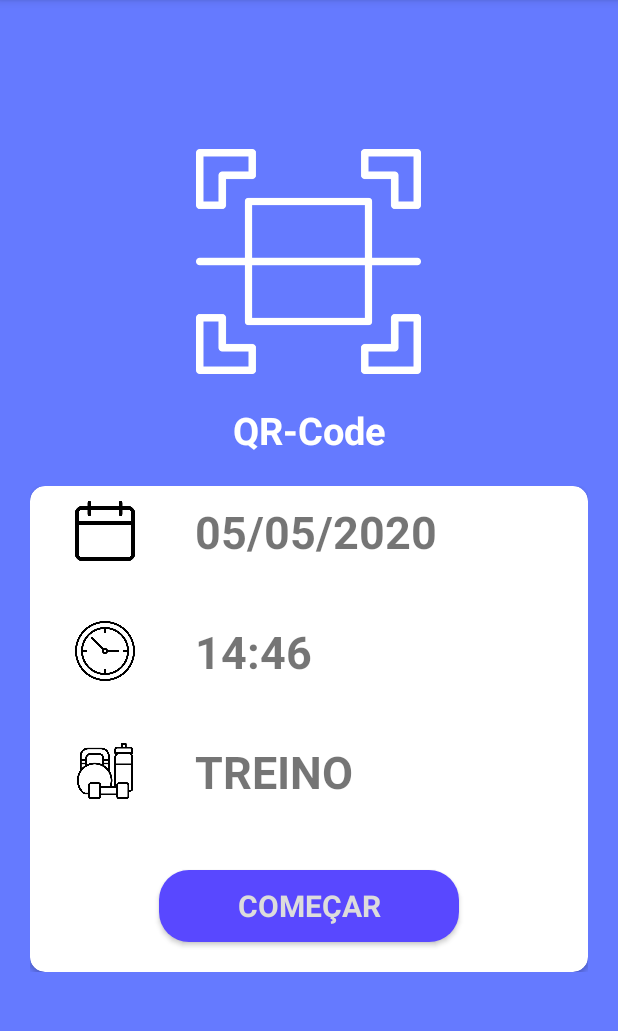
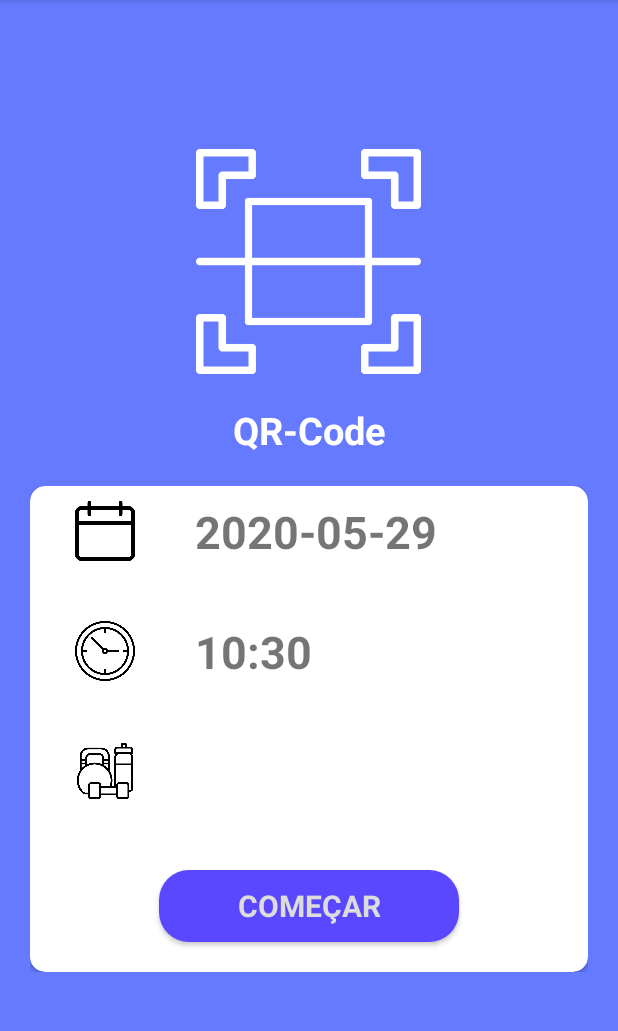
Before and after one commit to rudatorquato/PersonalGamerApp, an Android app: the QrCodeActivity screen opened directly, with no data from a screen before it, on a phone screen of 412 x 824 dp, the part 84-1115 px from its top. Run offline under Robolectric (Android 15) with nearby library versions, the phone set to English and light mode, and no system bars; our stand-ins replace Volley; libraries missing offline, so code that uses them is left out: me.dm7.barcodescanner; 1 statement that could not run was skipped.

Commit message:
add data hora tela qr

```diff
--- a/app/src/main/java/com/example/personalgamer/QrCodeActivity.java
+++ b/app/src/main/java/com/example/personalgamer/QrCodeActivity.java
@@ -6,6 +6,7 @@ import androidx.core.app.ActivityCompat;
 import androidx.core.content.ContextCompat;
 
 import android.Manifest;
+import android.annotation.SuppressLint;
 import android.content.Context;
 import android.content.Intent;
 import android.content.SharedPreferences;
@@ -13,11 +14,15 @@ import android.content.pm.PackageManager;
 import android.os.Bundle;
 import android.view.View;
 import android.widget.Button;
+import android.widget.TextView;
 
 import com.google.zxing.Result;
 
 import org.json.JSONException;
 import org.json.JSONObject;
+
+import java.text.SimpleDateFormat;
+import java.util.Date;
 
 import controller.UsersController;
 import interfaces.NetworkObserver;
@@ -29,6 +34,7 @@ import util.Path;
 public class QrCodeActivity extends AppCompatActivity implements ZXingScannerView.ResultHandler, View.OnClickListener {
     private Context context = this;
     private static final int CAMERA_REQUEST_CODE = 100;
+    private TextView tv_data, tv_hora;
     private Button btn_comecar;
 
     private NetworkManager manager;
@@ -39,7 +45,11 @@ public class QrCodeActivity extends AppCompatActivity implements ZXingScannerVie
     private User user;
     private String resultJson;
 
-    ZXingScannerView ScannerView;
+    private SimpleDateFormat sdf, shf;
+
+    private ZXingScannerView ScannerView;
+
+    @SuppressLint("SimpleDateFormat")
     @Override
     protected void onCreate(Bundle savedInstanceState) {
         super.onCreate(savedInstanceState);
@@ -49,6 +59,13 @@ public class QrCodeActivity extends AppCompatActivity implements ZXingScannerVie
 
         loadViews();
 
+        Date date = new Date();
+        sdf = new SimpleDateFormat("yyyy-MM-dd");
+        shf = new SimpleDateFormat("HH:mm");
+
+        tv_data.setText(sdf.format(date));
+        tv_hora.setText(shf.format(date));
+
         manager = new NetworkManager();
         manager.setNetworkObserver(getUserObserver());
 
@@ -56,6 +73,9 @@ public class QrCodeActivity extends AppCompatActivity implements ZXingScannerVie
     }
 
     private void loadViews() {
+        tv_data = findViewById(R.id.tv_data);
+        tv_hora = findViewById(R.id.tv_hora);
+
         btn_comecar = findViewById(R.id.btn_comecar);
         btn_comecar.setOnClickListener(this);
     }
--- a/app/src/main/res/layout/activity_qr_code.xml
+++ b/app/src/main/res/layout/activity_qr_code.xml
@@ -19,7 +19,6 @@
         android:gravity="center">
 
         <ImageView
-            android:id="@+id/img_gif"
             android:layout_width="150dp"
             android:layout_height="150dp"
             android:backgroundTint="@color/cardview_dark_background"
@@ -77,7 +76,6 @@
                             android:id="@+id/tv_data"
                             android:layout_weight="1"
                             android:padding="10dip"
-                            android:text="05/05/2020"
                             android:textStyle="bold"
                             android:textSize="30sp" />
 
@@ -102,7 +100,6 @@
                             android:id="@+id/tv_hora"
                             android:layout_weight="1"
                             android:padding="10dip"
-                            android:text="14:46"
                             android:textStyle="bold"
                             android:textSize="30sp" />
 
@@ -127,7 +124,6 @@
                             android:id="@+id/tv_treino"
                             android:layout_weight="1"
                             android:padding="10dp"
-                            android:text="TREINO"
                             android:textStyle="bold"
                             android:textSize="30sp" />
 
```
